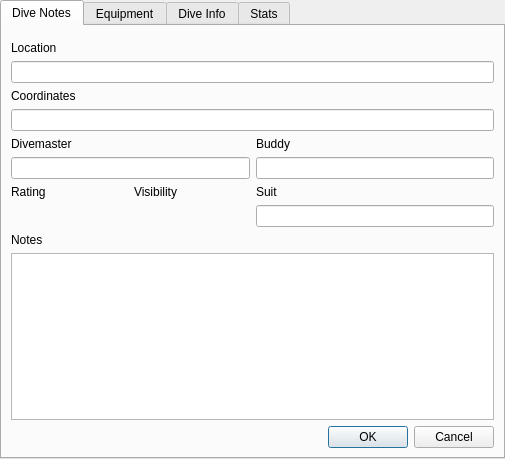
Qt form qt-ui/maintab.ui (subsurface/subsurface) before a commit.
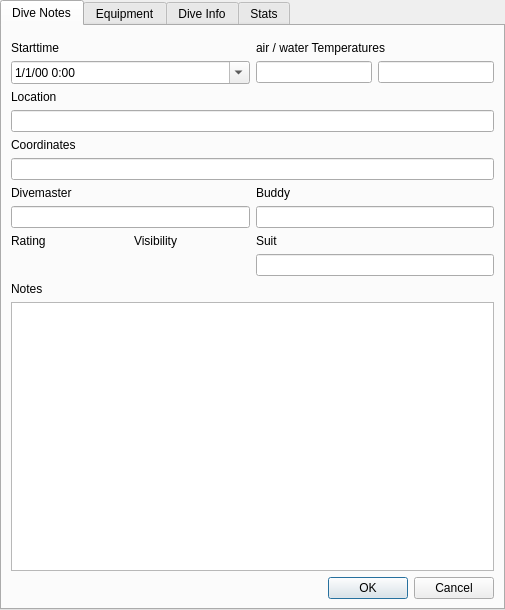
The same form after that commit. Custom widgets are drawn as their Qt base class.

Commit message:
Allow editing of date & time and air & water temperatures
Add two more rows to the widget - this is getting quite busy.
There still is some weirdness where the focus isn't returned where it
should be and a few other details, but overall getting there.

Added helper functions to parse a temperature and to deal with the
timezone offset - with that latter one I also fixed the time offset bug in
the planner.

The edit to the form file:
```diff
--- a/qt-ui/maintab.ui
+++ b/qt-ui/maintab.ui
@@ -7,7 +7,7 @@
     <x>0</x>
     <y>0</y>
     <width>505</width>
-    <height>459</height>
+    <height>610</height>
    </rect>
   </property>
   <property name="windowTitle">
@@ -21,70 +21,70 @@
     <string>Dive Notes</string>
    </attribute>
    <layout class="QGridLayout" name="gridLayout_3">
-    <item row="4" column="0" colspan="2">
+    <item row="6" column="0" colspan="2">
      <widget class="QLineEdit" name="coordinates">
       <property name="readOnly">
        <bool>false</bool>
       </property>
      </widget>
     </item>
-    <item row="11" column="0" colspan="2">
+    <item row="13" column="0" colspan="2">
      <widget class="QTextEdit" name="notes">
       <property name="readOnly">
        <bool>false</bool>
       </property>
      </widget>
     </item>
-    <item row="1" column="0">
+    <item row="3" column="0">
      <widget class="QLabel" name="LocationLabel">
       <property name="text">
        <string>Location</string>
       </property>
      </widget>
     </item>
-    <item row="6" column="0">
+    <item row="8" column="0">
      <widget class="QLineEdit" name="divemaster">
       <property name="readOnly">
        <bool>false</bool>
       </property>
      </widget>
     </item>
-    <item row="8" column="1">
+    <item row="10" column="1">
      <widget class="QLineEdit" name="suit">
       <property name="readOnly">
        <bool>false</bool>
       </property>
      </widget>
     </item>
-    <item row="6" column="1">
+    <item row="8" column="1">
      <widget class="QLineEdit" name="buddy">
       <property name="readOnly">
        <bool>false</bool>
       </property>
      </widget>
     </item>
-    <item row="2" column="0" colspan="2">
+    <item row="4" column="0" colspan="2">
      <widget class="QLineEdit" name="location">
       <property name="readOnly">
        <bool>false</bool>
       </property>
      </widget>
     </item>
-    <item row="5" column="0">
+    <item row="7" column="0">
      <widget class="QLabel" name="DivemasterLabel">
       <property name="text">
        <string>Divemaster</string>
       </property>
      </widget>
     </item>
-    <item row="5" column="1">
+    <item row="7" column="1">
      <widget class="QLabel" name="BuddyLabel">
       <property name="text">
        <string>Buddy</string>
       </property>
      </widget>
     </item>
-    <item row="7" column="0">
+    <item row="9" column="0">
      <layout class="QHBoxLayout" name="ratingVisibilityLabels">
       <item>
        <widget class="QLabel" name="RatingLabel">
@@ -102,21 +102,21 @@
       </item>
      </layout>
     </item>
-    <item row="7" column="1">
+    <item row="9" column="1">
      <widget class="QLabel" name="SuitLabel">
       <property name="text">
        <string>Suit</string>
       </property>
      </widget>
     </item>
-    <item row="9" column="0">
+    <item row="11" column="0">
      <widget class="QLabel" name="NotesLabel">
       <property name="text">
        <string>Notes</string>
       </property>
      </widget>
     </item>
-    <item row="8" column="0">
+    <item row="10" column="0">
      <layout class="QHBoxLayout" name="ratingVisibilityWidgets">
       <item>
        <widget class="StarWidget" name="rating" native="true"/>
@@ -126,23 +126,65 @@
       </item>
      </layout>
     </item>
-    <item row="3" column="0">
+    <item row="5" column="0">
      <widget class="QLabel" name="CoordinatedLabel">
       <property name="text">
        <string>Coordinates</string>
       </property>
      </widget>
     </item>
+    <item row="1" column="0">
+     <widget class="QLabel" name="DateTimeLabel">
+      <property name="text">
+       <string>Starttime</string>
+      </property>
+     </widget>
+    </item>
     <item row="0" column="0" colspan="2">
      <widget class="KMessageWidget" name="diveNotesMessage" native="true"/>
     </item>
-    <item row="12" column="0" colspan="2">
+    <item row="14" column="0" colspan="2">
      <widget class="QDialogButtonBox" name="notesButtonBox">
       <property name="standardButtons">
        <set>QDialogButtonBox::Cancel|QDialogButtonBox::Ok</set>
       </property>
      </widget>
     </item>
+    <item row="2" column="0">
+     <widget class="QDateTimeEdit" name="dateTimeEdit">
+      <property name="displayFormat">
+       <string>M/d/yy h:mm</string>
+      </property>
+      <property name="calendarPopup">
+       <bool>true</bool>
+      </property>
+     </widget>
+    </item>
+    <item row="2" column="1">
+     <layout class="QHBoxLayout" name="airWaterTempLayout">
+      <item>
+       <widget class="QLineEdit" name="airtemp">
+        <property name="readOnly">
+         <bool>false</bool>
+        </property>
+       </widget>
+      </item>
+      <item>
+       <widget class="QLineEdit" name="watertemp">
+        <property name="readOnly">
+         <bool>false</bool>
+        </property>
+       </widget>
+      </item>
+     </layout>
+    </item>
+    <item row="1" column="1">
+     <widget class="QLabel" name="TemperaturesLabel">
+      <property name="text">
+       <string>air / water Temperatures</string>
+      </property>
+     </widget>
+    </item>
    </layout>
   </widget>
   <widget class="QWidget" name="equipmentTab">
```
The commit also changes 5 other files.
